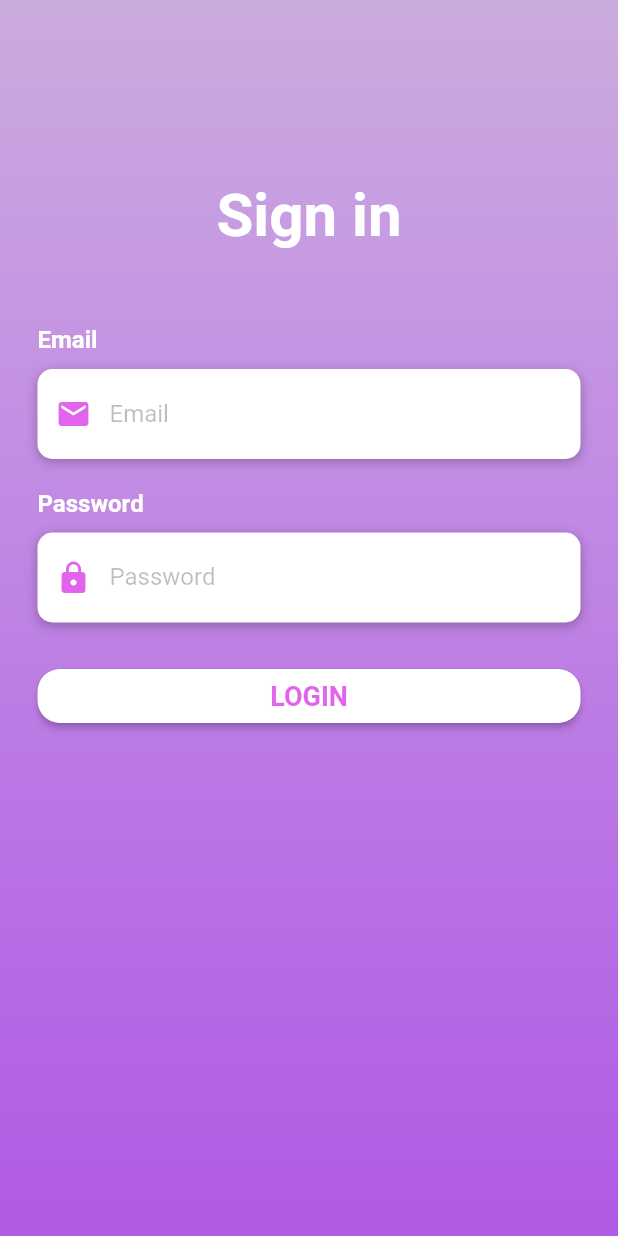
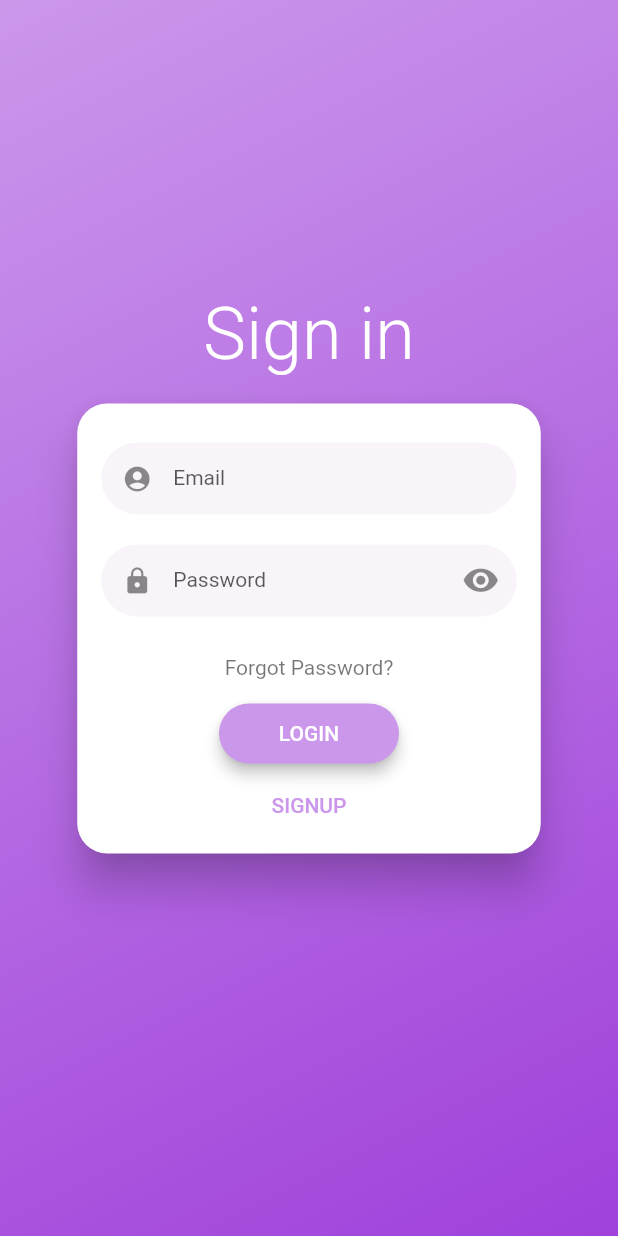
Before and after one commit to Farfaneti/progetto, a Flutter app: the screen it shows after launch, in the side drawer, after a tap on "Logout", on a phone screen of 412 x 824 dp. Run offline on Flutter 3.47's test engine with Material 2 defaults, Android fonts, the phone set to English and light mode, and no system bars; drawn by our look-alikes of flutter_login; our stand-ins replace email_validator, expandable, google_nav_bar, material_design_icons_flutter, shared_preferences, string_validator and 1 more.

Commit message:
login flow

```diff
--- a/lib/screens/homepage.dart
+++ b/lib/screens/homepage.dart
@@ -234,7 +234,7 @@ class NavigationDrawer extends StatelessWidget {
                 Navigator.pop(context);
                 Navigator.of(context).pushReplacement(
                   MaterialPageRoute(
-                    builder: (context) => Login_screen(),
+                    builder: (context) => LoginPage(),
                   ),
                 );
               },
--- a/lib/screens/login_screen.dart
+++ b/lib/screens/login_screen.dart
@@ -1,166 +1,79 @@
 import 'package:flutter/material.dart';
+import 'package:flutter_login/flutter_login.dart';
+import 'package:progetto/methods/theme.dart';
+import 'package:shared_preferences/shared_preferences.dart';
 
-import 'package:flutter/services.dart';
+import 'homepage.dart';
 
-class Login_screen extends StatefulWidget {
+class LoginPage extends StatefulWidget {
+  const LoginPage({Key? key}) : super(key: key);
+
+  static const routename = 'LoginPage';
+
   @override
-  _LoginScreenState createState() => _LoginScreenState();
+  State<LoginPage> createState() => _LoginPageState();
 }
 
-Widget buildEmail() {
-  return Column(
-    crossAxisAlignment: CrossAxisAlignment.start,
-    children: <Widget>[
-      const Text(
-        'Email',
-        style: TextStyle(
-            color: Colors.white, fontSize: 16, fontWeight: FontWeight.bold),
-      ),
-      const SizedBox(height: 10),
-      Container(
-          alignment: Alignment.centerLeft,
-          decoration: BoxDecoration(
-              color: Colors.white,
-              borderRadius: BorderRadius.circular(10),
-              boxShadow: const [
-                BoxShadow(
-                    color: Colors.black26, blurRadius: 6, offset: Offset(0, 2))
-              ]),
-          height: 60,
-          child: const TextField(
-            keyboardType: TextInputType.emailAddress,
-            style: TextStyle(color: Colors.black87),
-            decoration: InputDecoration(
-                border: InputBorder.none,
-                contentPadding: EdgeInsets.only(top: 14),
-                prefixIcon: Icon(
-                  Icons.email,
-                  color: Color.fromARGB(204, 219, 61, 233),
-                ),
-                hintText: 'Email',
-                hintStyle: TextStyle(color: Colors.black26)),
-          ))
-    ],
-  );
-}
+class _LoginPageState extends State<LoginPage> {
+  @override
+  void initState() {
+    super.initState();
+    //Check if the user is already logged in before rendering the login page
+    _checkLogin();
+  }//initState
 
-Widget buildPassword() {
-  return Column(
-    crossAxisAlignment: CrossAxisAlignment.start,
-    children: <Widget>[
-      const Text(
-        'Password',
-        style: TextStyle(
-            color: Colors.white, fontSize: 16, fontWeight: FontWeight.bold),
-      ),
-      const SizedBox(height: 10),
-      Container(
-          alignment: Alignment.centerLeft,
-          decoration: BoxDecoration(
-              color: Colors.white,
-              borderRadius: BorderRadius.circular(10),
-              boxShadow: const [
-                BoxShadow(
-                    color: Colors.black26, blurRadius: 6, offset: Offset(0, 2))
-              ]),
-          height: 60,
-          child: const TextField(
-            obscureText: true,
-            style: TextStyle(color: Colors.black87),
-            decoration: InputDecoration(
-                border: InputBorder.none,
-                contentPadding: EdgeInsets.only(top: 14),
-                prefixIcon: Icon(
-                  Icons.lock,
-                  color: Color.fromARGB(204, 219, 61, 233),
-                ),
-                hintText: 'Password',
-                hintStyle: TextStyle(color: Colors.black26)),
-          ))
-    ],
-  );
-}
 
-// Widget BuildForgotPassword() {
-//   return Container(
-//     alignment: Alignment.centerRight,
-//     child: TextButton(
-//       onPressed: () => print('Forgot Password Pressed'),
-//       child: Text('Forgot Password',
-//           style: TextStyle(color: Colors.white, fontWeight: FontWeight.bold)),
-//     ),
-//   );
-// }
 
-Widget buildLoginBtn() {
-  return Container(
-      padding: EdgeInsets.symmetric(vertical: 25),
-      width: double.infinity,
-      child: ElevatedButton(
-        onPressed: () => print('Login Pressed'),
-        style: ElevatedButton.styleFrom(
-          backgroundColor: Colors.white,
-          shape: RoundedRectangleBorder(
-            borderRadius: BorderRadius.circular(15),
-          ),
-        ),
-        child: const Text(
-          'LOGIN',
-          style: TextStyle(
-              color: Color.fromARGB(204, 219, 61, 233),
-              fontSize: 18,
-              fontWeight: FontWeight.bold),
-        ),
-      ));
-}
 
-class _LoginScreenState extends State<Login_screen> {
+
+  void _checkLogin() async {
+    //Get the SharedPreference instance and check if the value of the 'username' filed is set or not
+    final sp = await SharedPreferences.getInstance();
+    if(sp.getString('username') != null){
+      //If 'username is set, push the HomePage
+      _toHomePage(context);
+    }//if
+  }//_checkLogin
+
+  Future<String> _loginUser(LoginData data) async {
+    if(data.name == 'bug@expert.com' && data.password == '5TrNgP5Wd'){
+
+      final sp = await SharedPreferences.getInstance();
+      sp.setString('username', data.name);
+
+      return '';
+    } else {
+      return 'Wrong credentials';
+    }
+  }
+ // _loginUser
+  Future<String> _signUpUser(SignupData data) async {
+    return 'To be implemented';
+  }
+ // _signUpUser
+  Future<String> _recoverPassword(String email) async {
+    return 'Recover password functionality needs to be implemented';
+  }
+
+
+ // _recoverPassword
+
   @override
   Widget build(BuildContext context) {
-    return Scaffold(
-      body: AnnotatedRegion<SystemUiOverlayStyle>(
-        value: SystemUiOverlayStyle.light,
-        child: GestureDetector(
-          child: Stack(
-            children: <Widget>[
-              Container(
-                height: double.infinity,
-                width: double.infinity,
-                decoration: const BoxDecoration(
-                    gradient: LinearGradient(
-                        begin: Alignment.topCenter,
-                        end: Alignment.bottomCenter,
-                        colors: [
-                      Color.fromARGB(195, 188, 148, 213),
-                      Color.fromARGB(195, 179, 111, 221),
-                      Color.fromARGB(195, 166, 75, 222),
-                      Color.fromARGB(195, 152, 41, 221),
-                    ])),
-                child: SingleChildScrollView(
-                    physics: AlwaysScrollableScrollPhysics(),
-                    padding:
-                        EdgeInsets.symmetric(horizontal: 25, vertical: 120),
-                    child: Column(
-                      mainAxisAlignment: MainAxisAlignment.center,
-                      children: <Widget>[
-                        Text('Sign in',
-                            style: TextStyle(
-                                color: Colors.white,
-                                fontSize: 40,
-                                fontWeight: FontWeight.bold)),
-                        SizedBox(height: 50),
-                        buildEmail(),
-                        SizedBox(height: 20),
-                        buildPassword(),
-                        // BuildForgotPassword(),
-                        buildLoginBtn()
-                      ],
-                    )),
-              )
-            ],
-          ),
-        ),
-      ),
+    return FlutterLogin(
+      title: 'Sign in',
+      onLogin: _loginUser,
+      onSignup: _signUpUser,
+      onRecoverPassword: _recoverPassword,
+      onSubmitAnimationCompleted: () async{
+        _toHomePage(context);
+      },
+      theme: LoginTheme(primaryColor: FitnessAppTheme.lightPurple,
+      accentColor: Colors.white),
     );
-  }
-}
+  } // build
+  void _toHomePage(BuildContext context){
+    Navigator.of(context).pushReplacement(MaterialPageRoute(builder: (context) => HomePage(title: 'Homepage',)));
+  }//_toHomePage
+
+  } // LoginScreen
--- a/lib/screens/splash.dart
+++ b/lib/screens/splash.dart
@@ -11,7 +11,7 @@ class Splash extends StatelessWidget {
   // Method for navigation SplashPage -> Login
   void _toLoginPage(BuildContext context) {
     Navigator.of(context).pushReplacement(MaterialPageRoute(
-        builder: (context) => Login_screen(
+        builder: (context) => LoginPage(
             //title: 'LoginPage',
             )));
   } //_toHomePage
--- a/pubspec.yaml
+++ b/pubspec.yaml
@@ -45,6 +45,7 @@ dependencies:
   string_validator: ^0.3.0
   path_provider: ^2.0.4
   shared_preferences: ^2.0.8
+  flutter_login: ^4.1.1
 
 dev_dependencies:
   flutter_test:
```
Also changed, not shown: pubspec.lock, 5 other files.
